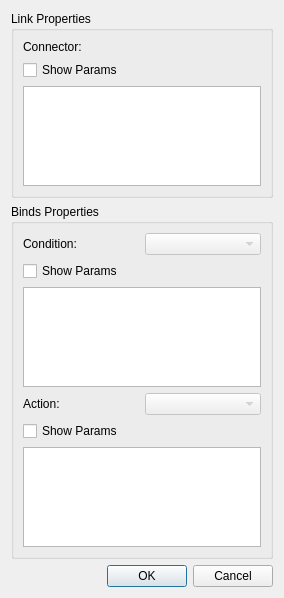
This is src/plugins/ncl-structural-view/src/ui/view/StructuralLinkForm.ui in TeleMidia/nclcomposer as Qt 5 draws it before an edit. The edited form follows.
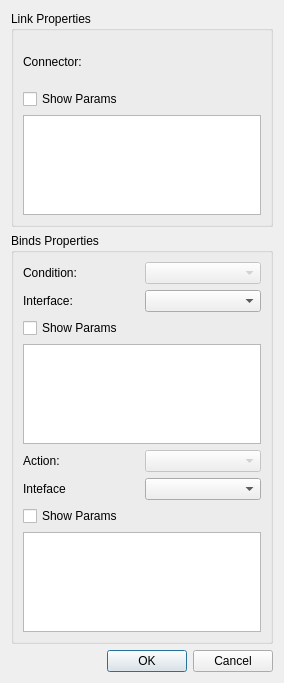
This is the edited form.

Commit message:
src/plugins: Update link dialog
Add support to interfaces in link dialog.

	* src/plugins/ncl-structural-view/src/StructuralViewPlugin.cpp: modified.
	* src/plugins/ncl-structural-view/src/ui/view/StructuralLinkDialog.cpp: modified.
	* src/plugins/ncl-structural-view/src/ui/view/StructuralLinkDialog.h: modified.
	* src/plugins/ncl-structural-view/src/ui/view/StructuralLinkForm.ui: modified.
	* src/plugins/ncl-structural-view/src/ui/view/StructuralView.cpp: modified.

```diff
--- a/src/plugins/ncl-structural-view/src/ui/view/StructuralLinkForm.ui
+++ b/src/plugins/ncl-structural-view/src/ui/view/StructuralLinkForm.ui
@@ -7,7 +7,7 @@
     <x>0</x>
     <y>0</y>
     <width>284</width>
-    <height>519</height>
+    <height>683</height>
    </rect>
   </property>
   <property name="sizePolicy">
@@ -92,8 +92,15 @@
      <property name="title">
       <string>Binds Properties</string>
      </property>
-     <layout class="QGridLayout" name="gridLayout_3">
-      <item row="1" column="0">
+     <layout class="QGridLayout" name="lyBinds">
+      <item row="5" column="0">
+       <widget class="QLabel" name="lbActionInterface">
+        <property name="text">
+         <string>Inteface</string>
+        </property>
+       </widget>
+      </item>
+      <item row="2" column="0">
        <widget class="QCheckBox" name="kbConditionParams">
         <property name="text">
          <string>Show Params</string>
@@ -103,7 +110,7 @@
         </property>
        </widget>
       </item>
-      <item row="5" column="0" colspan="2">
+      <item row="7" column="0" colspan="2">
        <widget class="QTableView" name="tbActionParams">
         <property name="minimumSize">
          <size>
@@ -119,7 +126,14 @@
         </property>
        </widget>
       </item>
-      <item row="4" column="0">
+      <item row="1" column="0">
+       <widget class="QLabel" name="lbConditionInterface">
+        <property name="text">
+         <string>Interface:</string>
+        </property>
+       </widget>
+      </item>
+      <item row="6" column="0">
        <widget class="QCheckBox" name="kbActionParams">
         <property name="text">
          <string>Show Params</string>
@@ -129,14 +143,14 @@
         </property>
        </widget>
       </item>
-      <item row="3" column="1">
+      <item row="4" column="1">
        <widget class="QComboBox" name="cbAction">
         <property name="enabled">
          <bool>false</bool>
         </property>
        </widget>
       </item>
-      <item row="2" column="0" colspan="2">
+      <item row="3" column="0" colspan="2">
        <widget class="QTableView" name="tbConditionParams">
         <property name="minimumSize">
          <size>
@@ -152,7 +166,7 @@
         </property>
        </widget>
       </item>
-      <item row="3" column="0">
+      <item row="4" column="0">
        <widget class="QLabel" name="lbAction">
         <property name="enabled">
          <bool>true</bool>
@@ -179,6 +193,12 @@
         </property>
        </widget>
       </item>
+      <item row="1" column="1">
+       <widget class="QComboBox" name="cbConditionInterface"/>
+      </item>
+      <item row="5" column="1">
+       <widget class="QComboBox" name="cbActionInterface"/>
+      </item>
      </layout>
     </widget>
    </item>
```
Left out of the diff: 4 changed lines with no effect on the pictures. The commit also changes 4 other files.
